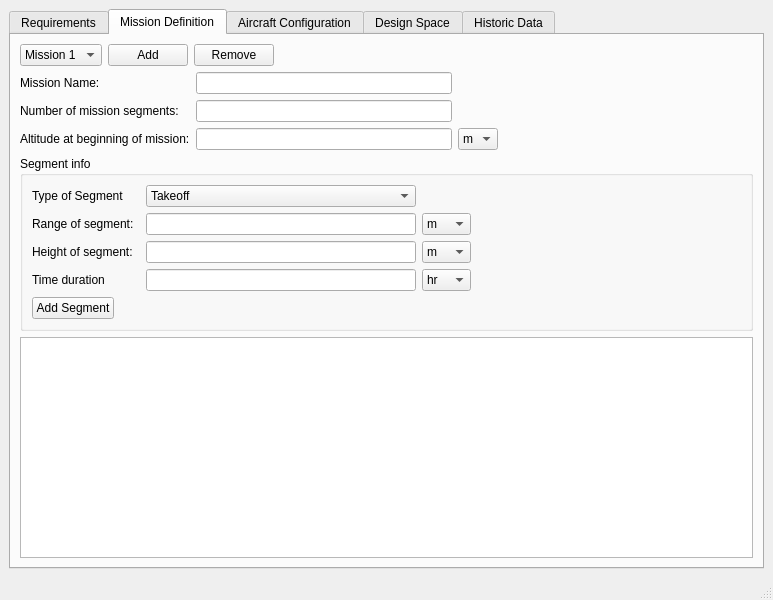
This is gui/Window3.ui in varun-sudarsanan/opaide as Qt 5 draws it before an edit. The edited form follows.
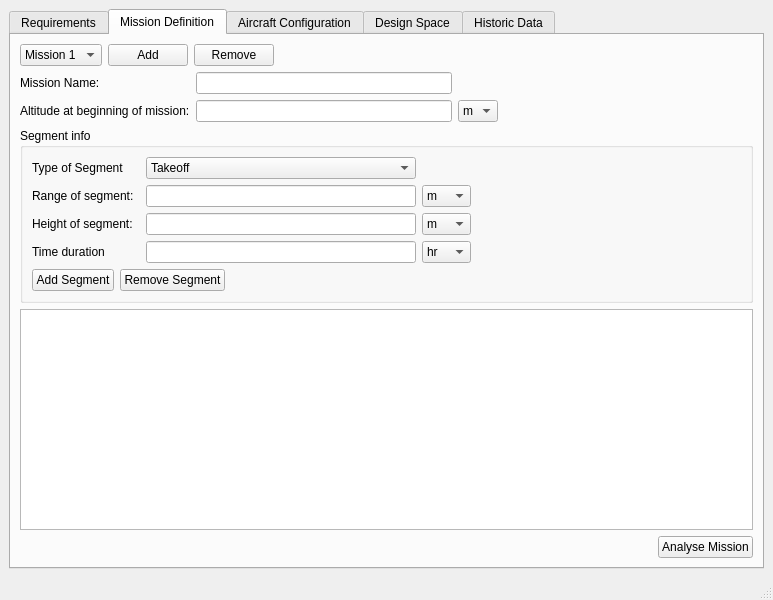
This is the edited form. The open tabs and pages were chosen to show the change.

Commit message: Mission profile drawn, analysis done

The edit to the form file:
```diff
--- a/gui/Window3.ui
+++ b/gui/Window3.ui
@@ -717,8 +717,8 @@
         </item>
         <item>
          <layout class="QGridLayout" name="gridLayout_7">
-          <item row="2" column="2">
-           <widget class="QComboBox" name="comboBox_18">
+          <item row="1" column="2">
+           <widget class="QComboBox" name="alt_beg_seg_m_comb">
             <item>
              <property name="text">
               <string>m</string>
@@ -751,23 +751,13 @@
             </property>
            </widget>
           </item>
-          <item row="2" column="1">
+          <item row="1" column="1">
            <widget class="QLineEdit" name="alt_beg_inp"/>
           </item>
           <item row="0" column="1">
            <widget class="QLineEdit" name="miss_nam_inp"/>
           </item>
           <item row="1" column="0">
-           <widget class="QLabel" name="num_miss_lab">
-            <property name="text">
-             <string>Number of mission segments:</string>
-            </property>
-           </widget>
-          </item>
-          <item row="1" column="1">
-           <widget class="QLineEdit" name="num_miss_inp"/>
-          </item>
-          <item row="2" column="0">
            <widget class="QLabel" name="alt_beg_lab">
             <property name="text">
              <string>Altitude at beginning of mission:</string>
@@ -921,6 +911,13 @@
                </property>
               </widget>
              </item>
+             <item>
+              <widget class="QPushButton" name="rem_seg_push">
+               <property name="text">
+                <string>Remove Segment</string>
+               </property>
+              </widget>
+             </item>
              <item>
               <spacer name="horizontalSpacer_7">
                <property name="orientation">
@@ -942,6 +939,30 @@
         <item>
          <widget class="QGraphicsView" name="mission_graphics"/>
         </item>
+        <item>
+         <layout class="QHBoxLayout" name="horizontalLayout_4">
+          <item>
+           <spacer name="horizontalSpacer_6">
+            <property name="orientation">
+             <enum>Qt::Horizontal</enum>
+            </property>
+            <property name="sizeHint" stdset="0">
+             <size>
+              <width>40</width>
+              <height>20</height>
+             </size>
+            </property>
+           </spacer>
+          </item>
+          <item>
+           <widget class="QPushButton" name="ana_miss_push">
+            <property name="text">
+             <string>Analyse Mission</string>
+            </property>
+           </widget>
+          </item>
+         </layout>
+        </item>
        </layout>
       </widget>
       <widget class="QWidget" name="aircraft_tab">
```
Left out of the diff: 47 changed lines with no effect on the pictures. The commit also changes 15 other files.
